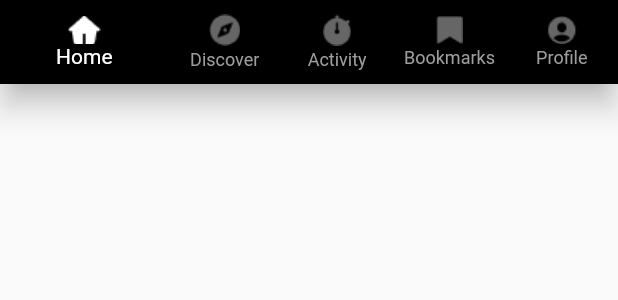
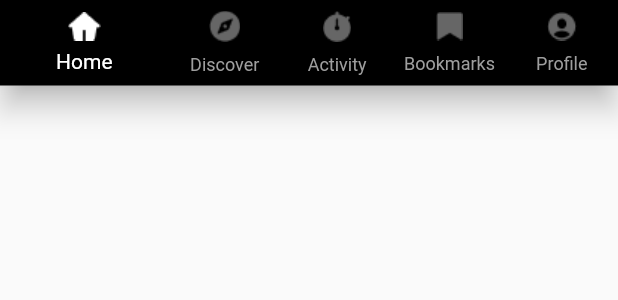
Before and after one commit to ShanavasPS/FlutterTikTokClone, a Flutter app: what buildBottomNavigationBar() shows on an empty page, opened directly, on a phone screen of 412 x 824 dp. Shown: the top 300 px of the screen. Run offline on Flutter 3.47's test engine with Material 2 defaults, Android fonts, the phone set to English and light mode, and no system bars; network calls fail.

Commit message:
Fixed bottom bar icon padding

```diff
--- a/lib/main.dart
+++ b/lib/main.dart
@@ -367,23 +367,38 @@ Widget buildBottomNavigationBar(BuildContext context) {
     child: BottomNavigationBar(
       items: <BottomNavigationBarItem>[
         BottomNavigationBarItem(
-          icon: Image.asset("images/Home.png"),
+          icon: Padding(
+              padding: EdgeInsets.only(bottom: 6),
+              child: Image.asset("images/Home.png")
+          ),
           label: 'Home',
         ),
         BottomNavigationBarItem(
-          icon: Image.asset("images/Discover.png"),
+          icon: Padding(
+              padding: EdgeInsets.only(bottom: 6),
+              child: Image.asset("images/Discover.png")
+          ),
           label: 'Discover',
         ),
         BottomNavigationBarItem(
-          icon: Image.asset("images/Activity.png"),
+          icon: Padding(
+              padding: EdgeInsets.only(bottom: 6),
+              child: Image.asset("images/Activity.png")
+          ),
           label: 'Activity',
         ),
         BottomNavigationBarItem(
-          icon: Image.asset("images/Bookmarks.png"),
+          icon: Padding(
+              padding: EdgeInsets.only(bottom: 6),
+              child: Image.asset("images/Bookmarks.png")
+          ),
           label: 'Bookmarks',
         ),
         BottomNavigationBarItem(
-          icon: Image.asset("images/Profile.png"),
+          icon: Padding(
+              padding: EdgeInsets.only(bottom: 6),
+              child: Image.asset("images/Profile.png")
+          ),
           label: 'Profile',
         ),
       ],
```
